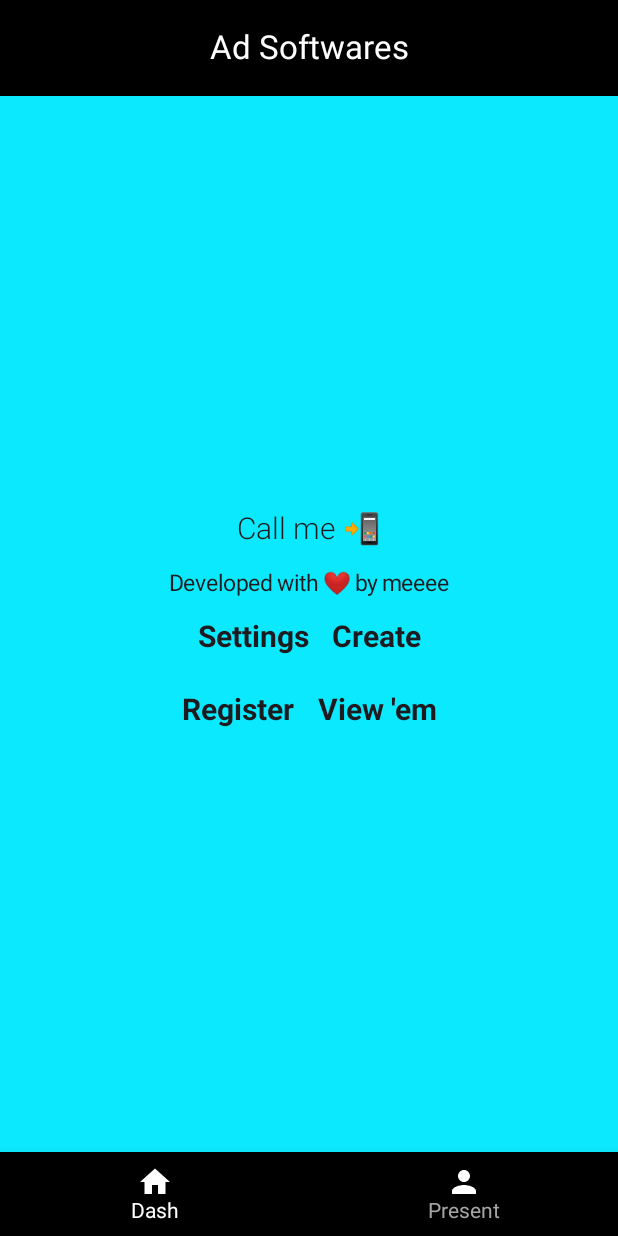
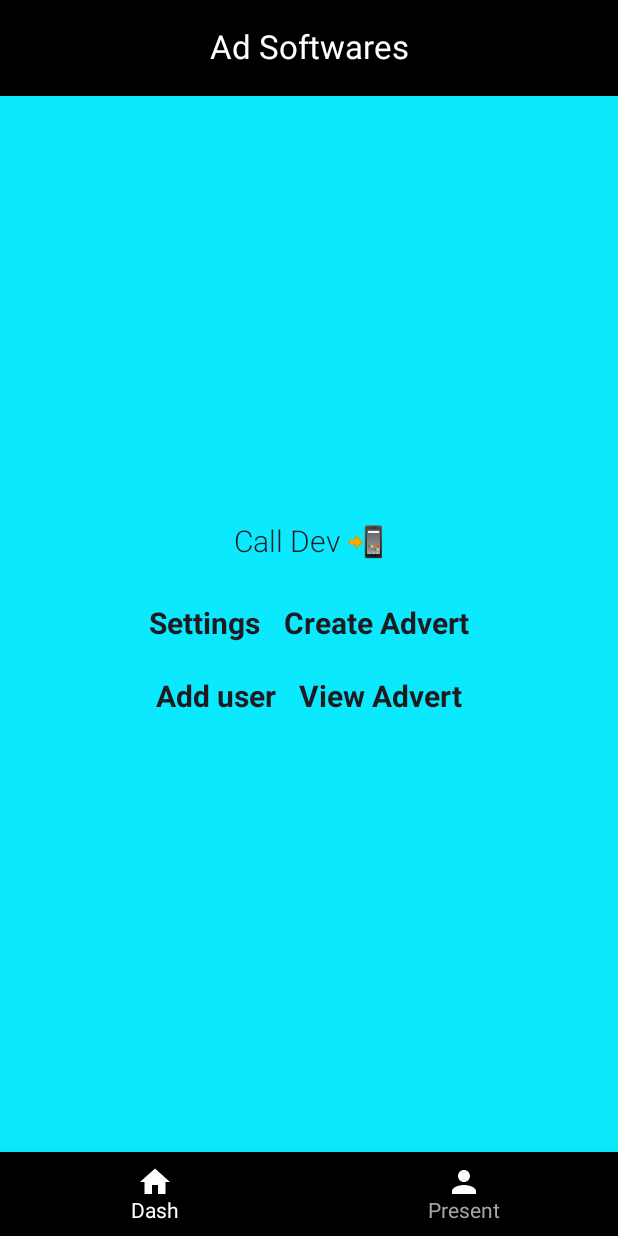
Before and after one commit to Jonathan-W-K/Adlad, an Android app built with Jetpack Compose: the screen it shows after launch (MainActivity), on a phone screen of 412 x 824 dp. Run offline under Robolectric (Android 15) with nearby library versions, the phone set to English and light mode, and no system bars; our stand-ins replace Dagger/Hilt's generated code, Firebase (no records; nobody signed in at launch, a user with empty details on screens opened directly).

Commit message:
last finito approval

```diff
--- a/app/src/main/java/net/ezra/navigation/AppNavHost.kt
+++ b/app/src/main/java/net/ezra/navigation/AppNavHost.kt
@@ -18,6 +18,7 @@ import net.ezra.ui.home.HomeScreen
 import net.ezra.ui.products.AddProductScreen
 import net.ezra.ui.products.ProductDetailScreen
 import net.ezra.ui.products.ProductListScreen
+//import net.ezra.ui.products.ProductSearch
 import net.ezra.ui.setting.Setting_Pg
 import net.ezra.ui.students.AddStudents
 import net.ezra.ui.students.Search
@@ -47,6 +48,10 @@ fun AppNavHost(
         composable(ROUTE_HOME) {
             HomeScreen(navController)
         }
+
+//        composable(ROUTE_PRODUCT_SEARCH) {
+//            ProductSearch(navController)
+//        }
 
         composable(ROUTE_SETTING_PG){
             Setting_Pg(navController)
--- a/app/src/main/java/net/ezra/navigation/Routes.kt
+++ b/app/src/main/java/net/ezra/navigation/Routes.kt
@@ -13,3 +13,4 @@ const val ROUTE_DASHBOARD = "dashboard"
 const val ROUTE_ADD_PRODUCT = "add_product"
 const val ROUTE_VIEW_PROD = "view_prod"
 const val ROUTE_SETTING_PG = "setting"
+const val ROUTE_PRODUCT_SEARCH = "prod_search"
--- a/app/src/main/java/net/ezra/ui/home/HomeScreen.kt
+++ b/app/src/main/java/net/ezra/ui/home/HomeScreen.kt
@@ -144,10 +144,10 @@ fun HomeScreen(navController: NavHostController) {
                             }
                     )
 
-                    Text(
-                        text = stringResource(id = R.string.developer),
-                        fontSize = 15.sp,
-                    )
+//                    Text(
+//                        text = stringResource(id = R.string.developer),
+//                        fontSize = 15.sp,
+//                    )
 
                     Spacer(modifier = Modifier.height(15.dp))
 Row {
@@ -179,7 +179,7 @@ Row {
                     }
                 },
 
-            text = "Create",
+            text = "Create Advert",
             textAlign = TextAlign.Center,
             fontSize = 20.sp,
             fontWeight = FontWeight.Bold,
@@ -198,7 +198,7 @@ Row {
                      popUpTo(ROUTE_HOME) { inclusive = true }
                  }
              },
-         text = "Register",
+         text = "Add user",
          textAlign = TextAlign.Left,
          fontSize = 20.sp,
          fontWeight = FontWeight.Bold,
@@ -215,7 +215,7 @@ Row {
                                             popUpTo(ROUTE_HOME) { inclusive = true }
                                         }
                                     },
-                                text = "View 'em",
+                                text = "View Advert",
                                 textAlign = TextAlign.Center,
                                 fontSize = 20.sp,
                                 fontWeight = FontWeight.Bold,
--- a/app/src/main/java/net/ezra/ui/students/StudentList.kt
+++ b/app/src/main/java/net/ezra/ui/students/StudentList.kt
@@ -58,7 +58,7 @@ data class Student(
 class FirestoreViewModel : ViewModel() {
 
     private val firestore = Firebase.firestore
-    private val itemsCollection = firestore.collection("Students")
+    private val itemsCollection = firestore.collection("Client")
 
     private val _items = MutableLiveData<List<Student>>()
     val items: LiveData<List<Student>> = _items
--- a/app/src/main/res/values/strings.xml
+++ b/app/src/main/res/values/strings.xml
@@ -16,6 +16,6 @@
     <string name="add_stud">Clientele Registration</string>
     <string name="save_data">Save client</string>
     <string name="select_image">Select Image</string>
-    <string name="developer">Developed with ❤ by meeee</string>
-    <string name="call">Call me 📲</string>
+    <string name="developer">Developed by meeee</string>
+    <string name="call">Call Dev 📲</string>
 </resources>
```
Also changed, not shown: app/src/main/java/net/ezra/ui/products/prod search.kt (added, +163 -0 lines), app/src/main/java/net/ezra/ui/students/AddStudent.kt (+39 -14 lines).
